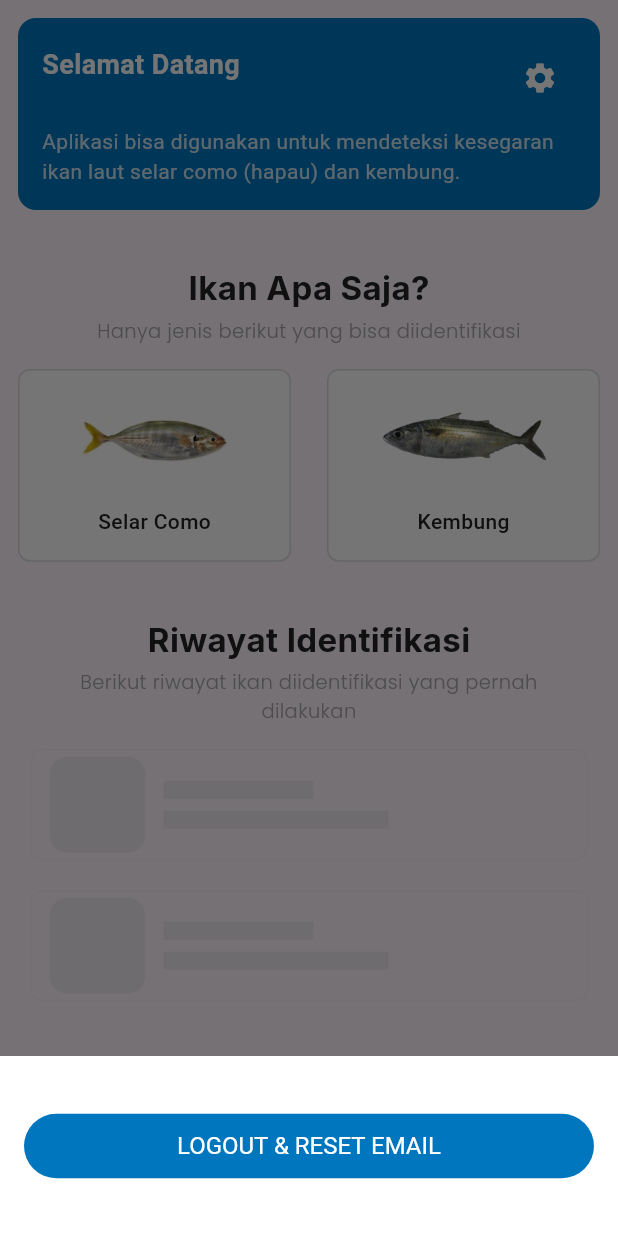
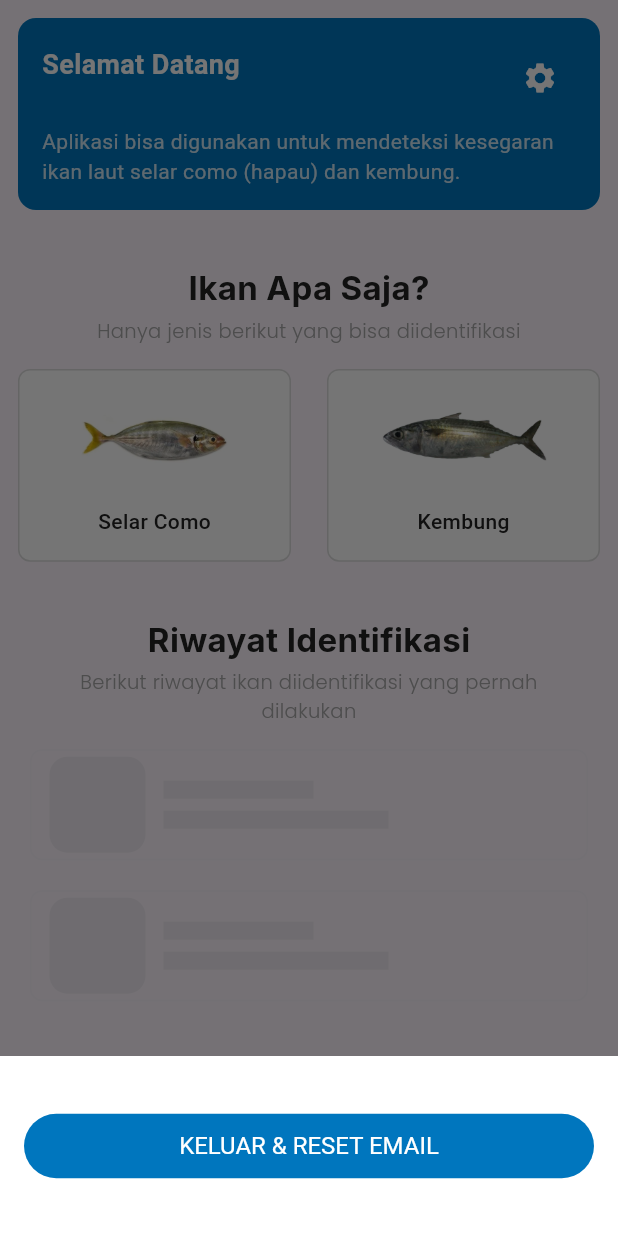
Before and after one commit to indofiz/fresh_rooten_fish_skripsi, a Flutter app: the PageHome widget shown alone on an empty page, opened directly with empty values, after a tap on the "settings" icon, on a phone screen of 412 x 824 dp. Run offline on Flutter 3.47's test engine with Material 3 defaults, Android fonts, the phone set to English and light mode, and no system bars; our stand-ins replace animated_bottom_navigation_bar, camera, cloud_firestore, firebase_core, firebase_storage, flutter_html and 7 more; missing offline and left inert: tflite_flutter; accounts and stored records are empty; project files that could hold a hidden picture were left out.

Commit message:
Update home.dart

```diff
--- a/lib/pages/home.dart
+++ b/lib/pages/home.dart
@@ -218,7 +218,7 @@ class _PageHomeState extends State<PageHome> {
                                       );
                                     },
                                     child: Text(
-                                      'LOGOUT & RESET EMAIL',
+                                      'KELUAR & RESET EMAIL',
                                       style: TextStyle(color: white),
                                     ),
                                   ),
```
